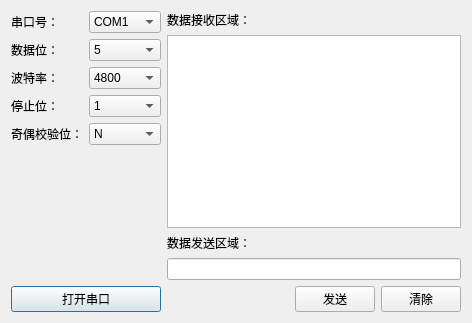
Qt form mainboard.ui (HeartbreakSurvivor/AutoTestTool) before a commit.
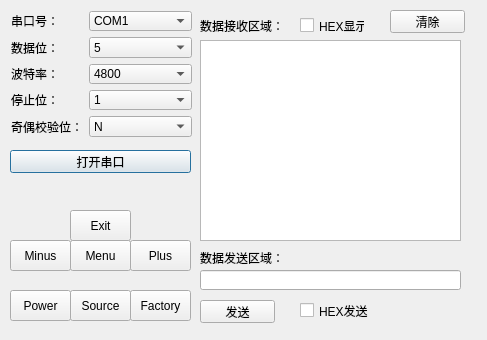
The same form after that commit.

Commit message: add the key navigation

What changed in the file:
```diff
--- a/mainboard.ui
+++ b/mainboard.ui
@@ -6,18 +6,231 @@
    <rect>
     <x>0</x>
     <y>0</y>
-    <width>472</width>
-    <height>323</height>
+    <width>487</width>
+    <height>340</height>
    </rect>
   </property>
   <property name="windowTitle">
    <string>Dialog</string>
   </property>
-  <layout class="QHBoxLayout" name="horizontalLayout_2">
-   <item>
-    <layout class="QVBoxLayout" name="verticalLayout_3">
-     <item>
-      <layout class="QGridLayout" name="gridLayout">
+  <widget class="QPushButton" name="SwitchButton">
+   <property name="geometry">
+    <rect>
+     <x>10</x>
+     <y>150</y>
+     <width>181</width>
+     <height>23</height>
+    </rect>
+   </property>
+   <property name="text">
+    <string>打开串口</string>
+   </property>
+  </widget>
+  <widget class="QTextEdit" name="textEdit">
+   <property name="geometry">
+    <rect>
+     <x>200</x>
+     <y>40</y>
+     <width>261</width>
+     <height>201</height>
+    </rect>
+   </property>
+  </widget>
+  <widget class="QLabel" name="DataReceiveArea">
+   <property name="geometry">
+    <rect>
+     <x>200</x>
+     <y>10</y>
+     <width>84</width>
+     <height>31</height>
+    </rect>
+   </property>
+   <property name="text">
+    <string>数据接收区域：</string>
+   </property>
+   <property name="buddy">
+    <cstring>textEdit</cstring>
+   </property>
+  </widget>
+  <widget class="QLabel" name="DataSendArea">
+   <property name="geometry">
+    <rect>
+     <x>200</x>
+     <y>250</y>
+     <width>84</width>
+     <height>16</height>
+    </rect>
+   </property>
+   <property name="text">
+    <string>数据发送区域：</string>
+   </property>
+   <property name="buddy">
+    <cstring>DataToSend</cstring>
+   </property>
+  </widget>
+  <widget class="QPushButton" name="SendDataButton">
+   <property name="geometry">
+    <rect>
+     <x>200</x>
+     <y>300</y>
+     <width>75</width>
+     <height>23</height>
+    </rect>
+   </property>
+   <property name="text">
+    <string>发送</string>
+   </property>
+  </widget>
+  <widget class="QPushButton" name="ClearDataButton">
+   <property name="geometry">
+    <rect>
+     <x>390</x>
+     <y>10</y>
+     <width>75</width>
+     <height>23</height>
+    </rect>
+   </property>
+   <property name="text">
+    <string>清除</string>
+   </property>
+  </widget>
+  <widget class="QLineEdit" name="DataToSend">
+   <property name="geometry">
+    <rect>
+     <x>200</x>
+     <y>270</y>
+     <width>261</width>
+     <height>20</height>
+    </rect>
+   </property>
+  </widget>
+  <widget class="QCheckBox" name="HexDisCheckbox">
+   <property name="geometry">
+    <rect>
+     <x>300</x>
+     <y>10</y>
+     <width>65</width>
+     <height>31</height>
+    </rect>
+   </property>
+   <property name="text">
+    <string>HEX显示</string>
+   </property>
+  </widget>
+  <widget class="QPushButton" name="MenuButton">
+   <property name="geometry">
+    <rect>
+     <x>70</x>
+     <y>240</y>
+     <width>61</width>
+     <height>31</height>
+    </rect>
+   </property>
+   <property name="text">
+    <string>Menu</string>
+   </property>
+  </widget>
+  <widget class="QPushButton" name="PowerButton">
+   <property name="geometry">
+    <rect>
+     <x>10</x>
+     <y>290</y>
+     <width>61</width>
+     <height>31</height>
+    </rect>
+   </property>
+   <property name="text">
+    <string>Power</string>
+   </property>
+  </widget>
+  <widget class="QPushButton" name="PlusButton">
+   <property name="geometry">
+    <rect>
+     <x>130</x>
+     <y>240</y>
+     <width>61</width>
+     <height>31</height>
+    </rect>
+   </property>
+   <property name="text">
+    <string>Plus</string>
+   </property>
+  </widget>
+  <widget class="QPushButton" name="MinusButton">
+   <property name="geometry">
+    <rect>
+     <x>10</x>
+     <y>240</y>
+     <width>61</width>
+     <height>31</height>
+    </rect>
+   </property>
+   <property name="text">
+    <string>Minus</string>
+   </property>
+  </widget>
+  <widget class="QPushButton" name="ExitButton">
+   <property name="geometry">
+    <rect>
+     <x>70</x>
+     <y>210</y>
+     <width>61</width>
+     <height>31</height>
+    </rect>
+   </property>
+   <property name="text">
+    <string>Exit</string>
+   </property>
+  </widget>
+  <widget class="QPushButton" name="SourceButton">
+   <property name="geometry">
+    <rect>
+     <x>70</x>
+     <y>290</y>
+     <width>61</width>
+     <height>31</height>
+    </rect>
+   </property>
+   <property name="text">
+    <string>Source</string>
+   </property>
+  </widget>
+  <widget class="QPushButton" name="FactoryButton">
+   <property name="geometry">
+    <rect>
+     <x>130</x>
+     <y>290</y>
+     <width>61</width>
+     <height>31</height>
+    </rect>
+   </property>
+   <property name="text">
+    <string>Factory</string>
+   </property>
+  </widget>
+  <widget class="QCheckBox" name="HexSendcheckBox">
+   <property name="geometry">
+    <rect>
+     <x>300</x>
+     <y>300</y>
+     <width>91</width>
+     <height>21</height>
+    </rect>
+   </property>
+   <property name="text">
+    <string>HEX发送</string>
+   </property>
+  </widget>
+  <widget class="QWidget" name="">
+   <property name="geometry">
+    <rect>
+     <x>11</x>
+     <y>11</y>
+     <width>181</width>
+     <height>126</height>
+    </rect>
+   </property>
+   <layout class="QFormLayout" name="formLayout">
        <item row="0" column="0">
         <widget class="QLabel" name="SerialnumLabel">
          <property name="text">
@@ -204,99 +417,7 @@
         </widget>
        </item>
       </layout>
-     </item>
-     <item>
-      <spacer name="verticalSpacer">
-       <property name="orientation">
-        <enum>Qt::Vertical</enum>
-       </property>
-       <property name="sizeHint" stdset="0">
-        <size>
-         <width>20</width>
-         <height>40</height>
-        </size>
-       </property>
-      </spacer>
-     </item>
-     <item>
-      <widget class="QPushButton" name="SwitchButton">
-       <property name="text">
-        <string>打开串口</string>
-       </property>
-      </widget>
-     </item>
-    </layout>
-   </item>
-   <item>
-    <layout class="QVBoxLayout" name="verticalLayout_4">
-     <item>
-      <layout class="QVBoxLayout" name="verticalLayout">
-       <item>
-        <widget class="QLabel" name="DataReceiveArea">
-         <property name="text">
-          <string>数据接收区域：</string>
-         </property>
-         <property name="buddy">
-          <cstring>textEdit</cstring>
-         </property>
-        </widget>
-       </item>
-       <item>
-        <widget class="QTextEdit" name="textEdit"/>
-       </item>
-      </layout>
-     </item>
-     <item>
-      <layout class="QVBoxLayout" name="verticalLayout_2">
-       <item>
-        <widget class="QLabel" name="DataSendArea">
-         <property name="text">
-          <string>数据发送区域：</string>
-         </property>
-         <property name="buddy">
-          <cstring>DataToSend</cstring>
-         </property>
-        </widget>
-       </item>
-       <item>
-        <widget class="QLineEdit" name="DataToSend"/>
-       </item>
-      </layout>
-     </item>
-     <item>
-      <layout class="QHBoxLayout" name="horizontalLayout">
-       <item>
-        <spacer name="horizontalSpacer">
-         <property name="orientation">
-          <enum>Qt::Horizontal</enum>
-         </property>
-         <property name="sizeHint" stdset="0">
-          <size>
-           <width>40</width>
-           <height>20</height>
-          </size>
-         </property>
-        </spacer>
-       </item>
-       <item>
-        <widget class="QPushButton" name="SendDataButton">
-         <property name="text">
-          <string>发送</string>
-         </property>
-        </widget>
-       </item>
-       <item>
-        <widget class="QPushButton" name="ClearDataButton">
-         <property name="text">
-          <string>清除</string>
-         </property>
-        </widget>
-       </item>
-      </layout>
-     </item>
-    </layout>
-   </item>
-  </layout>
+  </widget>
   <zorder>layoutWidget</zorder>
   <zorder>layoutWidget</zorder>
   <zorder>SwitchButton</zorder>
```
Left out of the diff: 31 changed lines with no effect on the pictures. Lines whose indentation alone changed are shown as unchanged. The commit also changes 2 other files.
